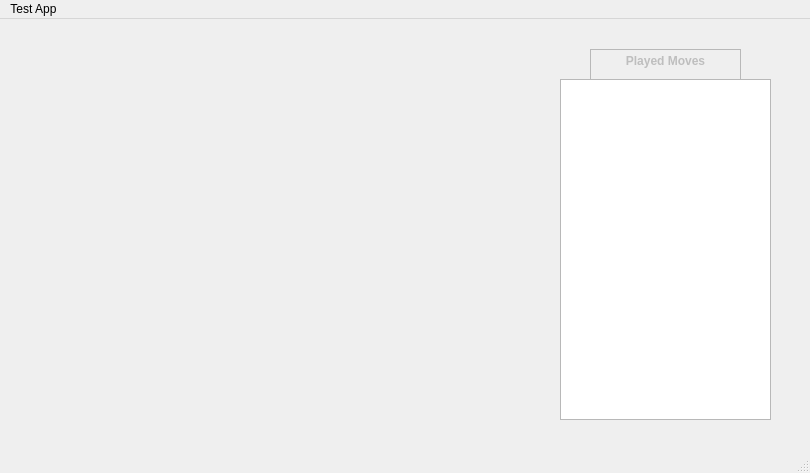
Old version of the form mainwindow.ui in the repository Jellyfish25/Chess_Game.
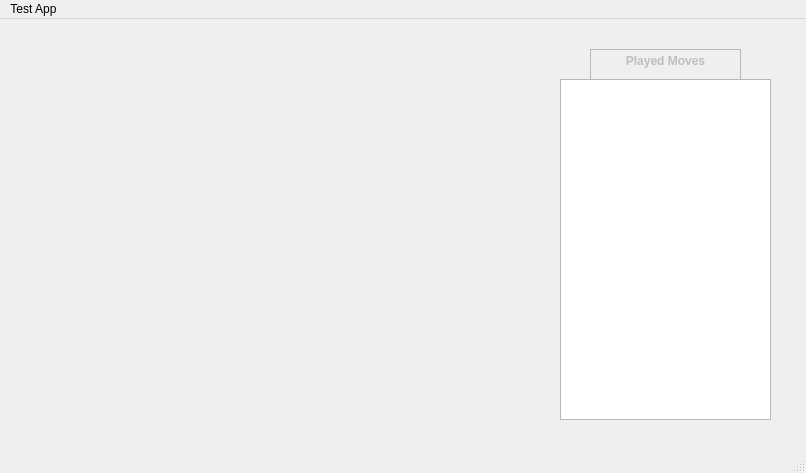
New version of the form.

```diff
--- a/mainwindow.ui
+++ b/mainwindow.ui
@@ -6,7 +6,7 @@
    <rect>
     <x>0</x>
     <y>0</y>
-    <width>810</width>
+    <width>806</width>
     <height>473</height>
    </rect>
   </property>
@@ -64,7 +64,7 @@
     <rect>
      <x>0</x>
      <y>0</y>
-     <width>810</width>
+     <width>806</width>
      <height>26</height>
     </rect>
    </property>
```
